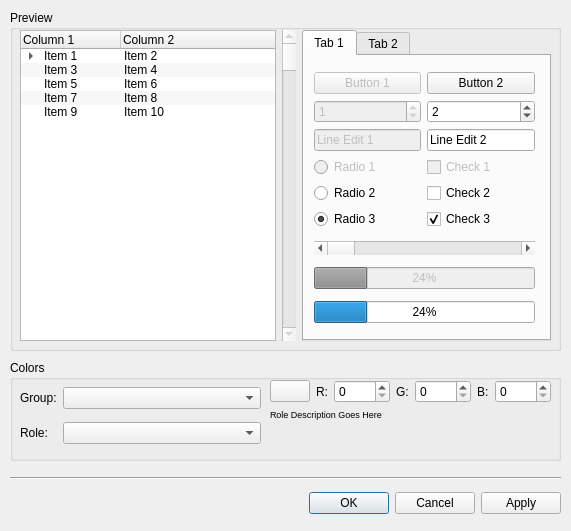
erikku/utopiaplayer, file utopiaplayer/core/ui/PaletteEditor.ui: the form before one commit.
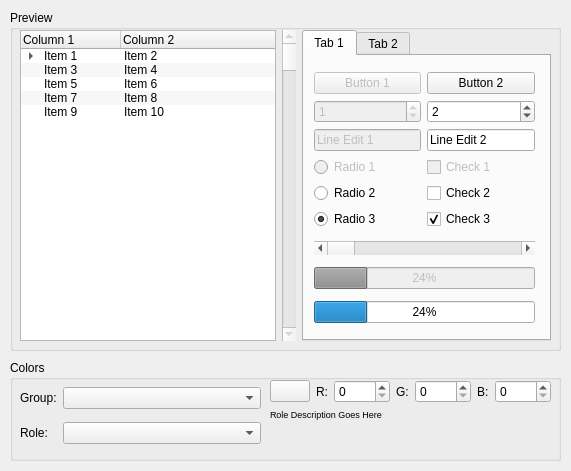
The form after the commit.

Diff of the .ui file:
```diff
--- a/utopiaplayer/core/ui/PaletteEditor.ui
+++ b/utopiaplayer/core/ui/PaletteEditor.ui
@@ -6,7 +6,7 @@
     <x>0</x>
     <y>0</y>
     <width>571</width>
-    <height>531</height>
+    <height>471</height>
    </rect>
   </property>
   <property name="windowTitle" >
@@ -187,19 +187,6 @@
     </layout>
    </widget>
   </widget>
-  <widget class="Line" name="line" >
-   <property name="geometry" >
-    <rect>
-     <x>10</x>
-     <y>470</y>
-     <width>551</width>
-     <height>16</height>
-    </rect>
-   </property>
-   <property name="orientation" >
-    <enum>Qt::Horizontal</enum>
-   </property>
-  </widget>
   <widget class="QGroupBox" name="PreviewBox" >
    <property name="geometry" >
     <rect>
@@ -340,7 +327,7 @@
            <x>10</x>
            <y>10</y>
            <width>221</width>
-           <height>264</height>
+           <height>267</height>
           </rect>
          </property>
          <layout class="QVBoxLayout" >
@@ -355,7 +342,19 @@
             <property name="margin" >
              <number>0</number>
             </property>
-            <property name="spacing" >
+            <property name="topMargin" >
+             <number>0</number>
+            </property>
+            <property name="rightMargin" >
+             <number>0</number>
+            </property>
+            <property name="bottomMargin" >
+             <number>0</number>
+            </property>
+            <property name="horizontalSpacing" >
+             <number>6</number>
+            </property>
+            <property name="verticalSpacing" >
              <number>6</number>
             </property>
             <item row="4" column="1" >
@@ -631,22 +630,6 @@
     </layout>
    </widget>
   </widget>
-  <widget class="QDialogButtonBox" name="ButtonBox" >
-   <property name="geometry" >
-    <rect>
-     <x>10</x>
-     <y>490</y>
-     <width>551</width>
-     <height>27</height>
-    </rect>
-   </property>
-   <property name="orientation" >
-    <enum>Qt::Horizontal</enum>
-   </property>
-   <property name="standardButtons" >
-    <set>QDialogButtonBox::Apply|QDialogButtonBox::Cancel|QDialogButtonBox::NoButton|QDialogButtonBox::Ok</set>
-   </property>
-  </widget>
  </widget>
  <resources/>
  <connections/>
```
Left out of the diff: 142 changed lines with no effect on the pictures.
